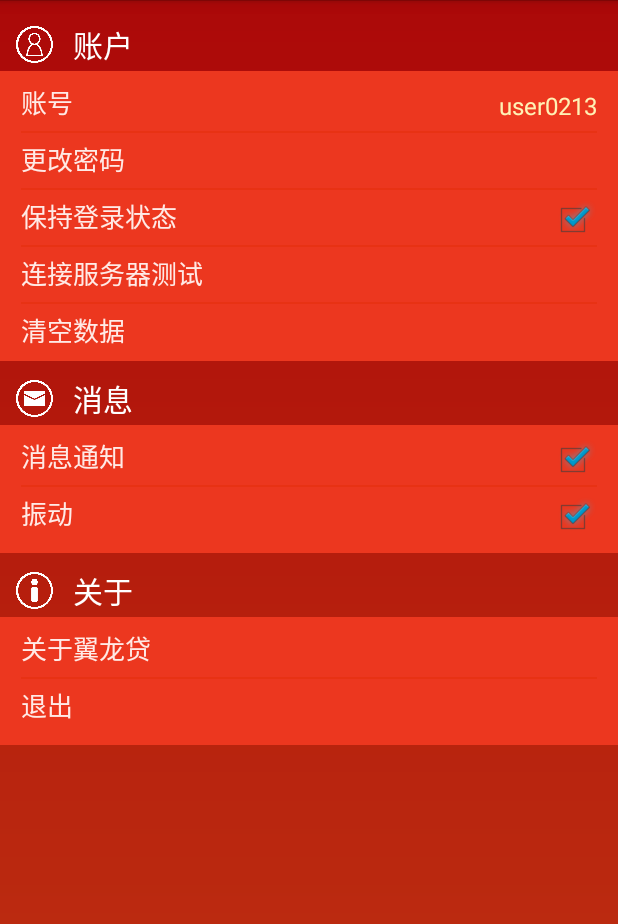
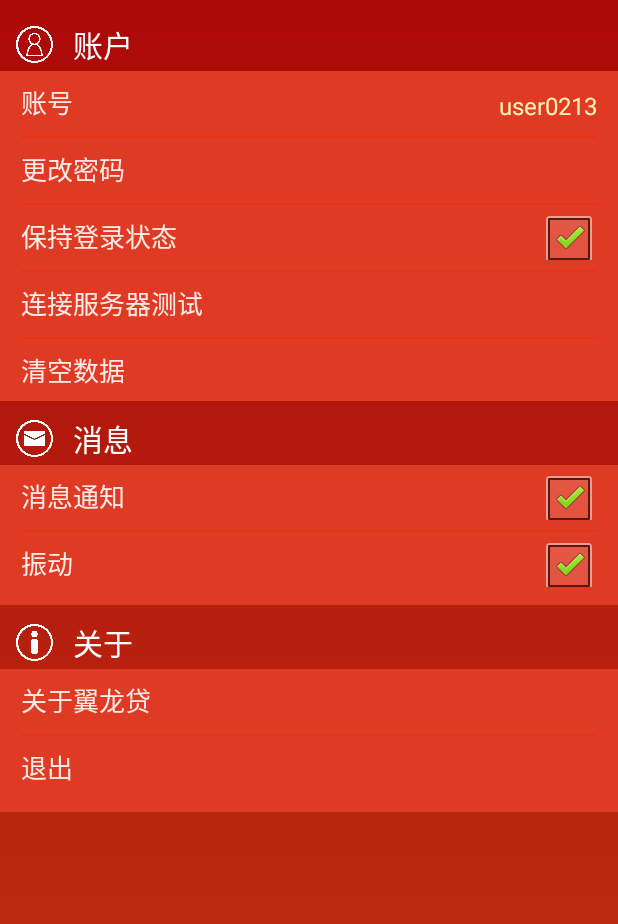
Before and after one commit to thiadeliria/mobapp_layout, an Android app: the SettingsActivity screen opened directly, with no data from a screen before it, on a phone screen of 412 x 824 dp. Shown: the top 924 px of the screen. Run offline under Robolectric (Android 15) with nearby library versions, the phone set to English and light mode, and no system bars.

Commit message:
Made changes to app theme, button placement, colours. Still having issues with rendering some pages.

```diff
--- a/app/src/main/AndroidManifest.xml
+++ b/app/src/main/AndroidManifest.xml
@@ -28,7 +28,7 @@
         android:allowBackup="true"
         android:icon="@drawable/logo"
         android:label="@string/app_name"
-        android:theme="@style/AppTheme" >
+        android:theme="@android:style/Theme.NoTitleBar" >
         <activity
             android:name=".HomePage"
             android:label="@string/app_name"
--- a/app/src/main/bin/AndroidManifest.xml
+++ b/app/src/main/bin/AndroidManifest.xml
@@ -28,7 +28,7 @@
         android:allowBackup="true"
         android:icon="@drawable/logo"
         android:label="@string/app_name"
-        android:theme="@style/AppTheme" >
+        android:theme="@android:style/Theme.NoTitleBar" >
         <activity
             android:name=".HomePage"
             android:label="@string/app_name"
--- a/app/src/main/project.properties
+++ b/app/src/main/project.properties
@@ -11,4 +11,4 @@
 #proguard.config=${sdk.dir}/tools/proguard/proguard-android.txt:proguard-project.txt
 
 # Project target.
-target=android-19
+target=android-20
--- a/app/src/main/res/layout/settings.xml
+++ b/app/src/main/res/layout/settings.xml
@@ -36,7 +36,7 @@
         android:layout_width="match_parent"
         android:layout_height="wrap_content"
         android:layout_marginBottom="7dp"
-        android:background="#ec371f"
+        android:background="#de3a24"
         android:paddingBottom="7dp"
         android:paddingLeft="14dp"
         android:paddingRight="14dp"
@@ -49,7 +49,7 @@
             style="@style/SettingLabel"
             android:layout_width="wrap_content"
             android:layout_height="wrap_content"
-            android:layout_marginBottom="6dp"
+            android:layout_marginBottom="9dp"
             android:text="账号" />
 
         <TextView
@@ -66,7 +66,7 @@
             android:layout_width="match_parent"
             android:layout_height="1dp"
             android:layout_below="@+id/account"
-            android:layout_marginBottom="4dp"
+            android:layout_marginBottom="7dp"
             android:background="@drawable/bgd_divider" />
 
         <TextView
@@ -75,7 +75,7 @@
             android:layout_width="wrap_content"
             android:layout_height="wrap_content"
             android:layout_below="@+id/divider1"
-            android:layout_marginBottom="6dp"
+            android:layout_marginBottom="9dp"
             android:text="更改密码" />
 
         <ImageView
@@ -83,7 +83,7 @@
             android:layout_width="match_parent"
             android:layout_height="1dp"
             android:layout_below="@+id/change_password"
-            android:layout_marginBottom="4dp"
+            android:layout_marginBottom="7dp"
             android:background="@drawable/bgd_divider" />
 
         <TextView
@@ -92,13 +92,13 @@
             android:layout_width="wrap_content"
             android:layout_height="wrap_content"
             android:layout_below="@+id/divider2"
-            android:layout_marginBottom="6dp"
+            android:layout_marginBottom="9dp"
             android:text="保持登录状态" />
 
         <CheckBox
             android:id="@+id/checkBox1"
             android:layout_width="wrap_content"
-            android:layout_height="wrap_content"
+            android:layout_height="29dp"
             android:layout_alignParentRight="true"
             android:layout_alignTop="@+id/keep_logged_in"
             android:checked="true" />
@@ -108,7 +108,7 @@
             android:layout_width="match_parent"
             android:layout_height="1dp"
             android:layout_below="@+id/keep_logged_in"
-            android:layout_marginBottom="4dp"
+            android:layout_marginBottom="7dp"
             android:background="@drawable/bgd_divider" />
 
         <TextView
@@ -117,7 +117,7 @@
             android:layout_width="wrap_content"
             android:layout_height="wrap_content"
             android:layout_below="@+id/divider3"
-            android:layout_marginBottom="6dp"
+            android:layout_marginBottom="9dp"
             android:text="连接服务器测试" />
 
         <ImageView
@@ -125,7 +125,7 @@
             android:layout_width="match_parent"
             android:layout_height="1dp"
             android:layout_below="@+id/add_phone"
-            android:layout_marginBottom="4dp"
+            android:layout_marginBottom="7dp"
             android:background="@drawable/bgd_divider" />
 
         <TextView
@@ -166,7 +166,7 @@
         android:layout_width="match_parent"
         android:layout_height="wrap_content"
         android:layout_marginBottom="7dp"
-        android:background="#ec371f"
+        android:background="#de3a24"
         android:paddingBottom="7dp"
         android:paddingLeft="14dp"
         android:paddingRight="14dp"
@@ -179,13 +179,13 @@
             style="@style/SettingLabel"
             android:layout_width="wrap_content"
             android:layout_height="wrap_content"
-            android:layout_marginBottom="6dp"
+            android:layout_marginBottom="9dp"
             android:text="消息通知" />
 
         <CheckBox
             android:id="@+id/checkBox2"
             android:layout_width="wrap_content"
-            android:layout_height="wrap_content"
+            android:layout_height="29dp"
             android:layout_alignParentRight="true"
             android:layout_alignTop="@+id/notify_me"
             android:checked="true" />
@@ -195,7 +195,7 @@
             android:layout_width="match_parent"
             android:layout_height="1dp"
             android:layout_below="@+id/notify_me"
-            android:layout_marginBottom="4dp"
+            android:layout_marginBottom="7dp"
             android:background="@drawable/bgd_divider" />
 
         <TextView
@@ -204,13 +204,13 @@
             android:layout_width="wrap_content"
             android:layout_height="wrap_content"
             android:layout_below="@+id/divider6"
-            android:layout_marginBottom="6dp"
+            android:layout_marginBottom="7dp"
             android:text="振动" />
 
         <CheckBox
             android:id="@+id/checkBox3"
             android:layout_width="wrap_content"
-            android:layout_height="wrap_content"
+            android:layout_height="29dp"
             android:layout_alignParentRight="true"
             android:layout_alignTop="@+id/vibrate"
             android:checked="true" />
@@ -244,7 +244,7 @@
         android:id="@+id/panel_3"
         android:layout_width="match_parent"
         android:layout_height="wrap_content"
-        android:background="#ec371f"
+        android:background="#de3a24"
         android:paddingBottom="7dp"
         android:paddingLeft="14dp"
         android:paddingRight="14dp"
@@ -257,7 +257,7 @@
             style="@style/SettingLabel"
             android:layout_width="wrap_content"
             android:layout_height="wrap_content"
-            android:layout_marginBottom="6dp"
+            android:layout_marginBottom="9dp"
             android:text="关于翼龙贷" />
 
         <ImageView
@@ -265,7 +265,7 @@
             android:layout_width="match_parent"
             android:layout_height="1dp"
             android:layout_below="@+id/about_us"
-            android:layout_marginBottom="4dp"
+            android:layout_marginBottom="7dp"
             android:background="@drawable/bgd_divider" />
 
         <TextView
@@ -274,7 +274,7 @@
             android:layout_width="wrap_content"
             android:layout_height="wrap_content"
             android:layout_below="@+id/divider8"
-            android:layout_marginBottom="6dp"
+            android:layout_marginBottom="9dp"
             android:text="退出" />
     </RelativeLayout>
 
--- a/app/src/main/res/layout/thumbnail_row.xml
+++ b/app/src/main/res/layout/thumbnail_row.xml
@@ -4,11 +4,11 @@
     android:layout_width="wrap_content"
     android:layout_height="wrap_content"
     android:layout_marginTop="5dp"
-    android:orientation="vertical"
-    android:padding="5dp"
+    android:background="@drawable/grid_color_selector"
     android:clickable="true"
     android:focusable="true"
-    android:background="@drawable/grid_color_selector">
+    android:orientation="vertical"
+    android:padding="5dp" >
 
     <ImageView
         android:id="@+id/pictureImageView"
--- a/app/src/main/res/values/styles.xml
+++ b/app/src/main/res/values/styles.xml
@@ -21,14 +21,9 @@
     <style name="AppTheme" parent="AppBaseTheme">
 
         <!-- All customizations that are NOT specific to a particular API-level can go here. -->
-        <item name="android:actionBarStyle">@style/ActionBarStyle</item>
+        <item name="android:textColor">#464646</item>
     </style>
 
-    <style name="ActionBarStyle" parent="android:Widget.Holo.ActionBar">
-        <item name="android:background">#dd0b0b</item>
-        <item name="android:textColor">#ffffff</item>
-        <item name="android:textSize">16sp</item>
-    </style>
 
     <style name="FullscreenTheme" parent="android:Theme.NoTitleBar">
         <item name="android:windowContentOverlay">@null</item>
```
Also changed, not shown: app/src/main/gen/com/stackbase/mobapp/R.java (+6 -7 lines), app/src/main/res/layout/activity_home.xml (+14 -14 lines), app/src/main/res/layout/activity_thumbnails.xml (+5 -4 lines), app/src/main/res/layout/borrower_list.xml (+9 -2 lines), app/src/main/res/layout/help.xml (+8 -6 lines), 3 other files.
